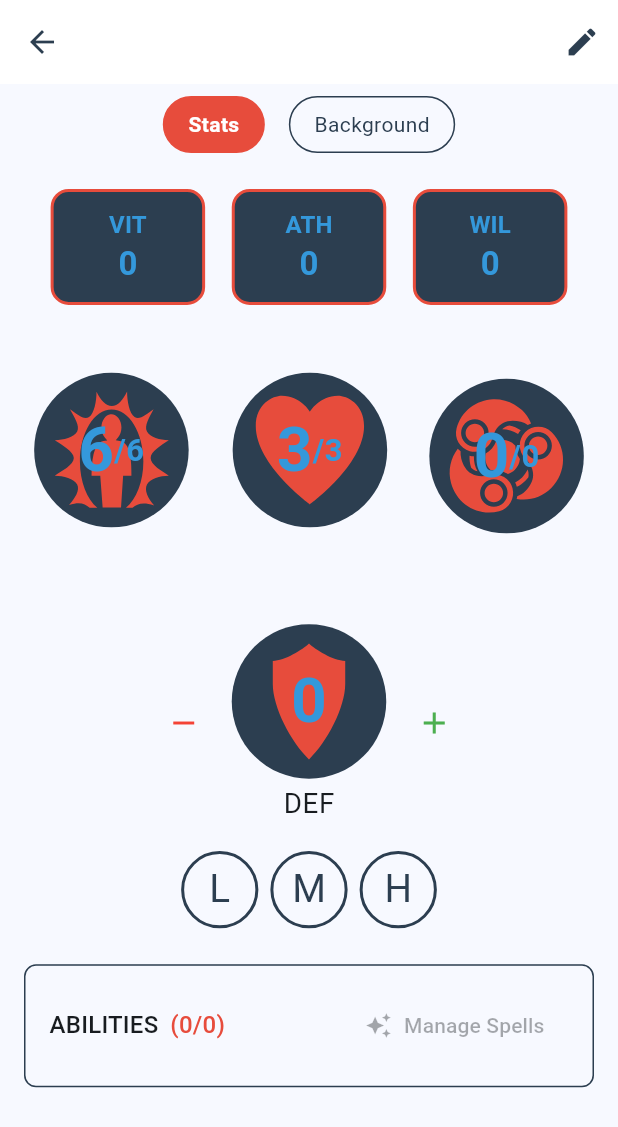
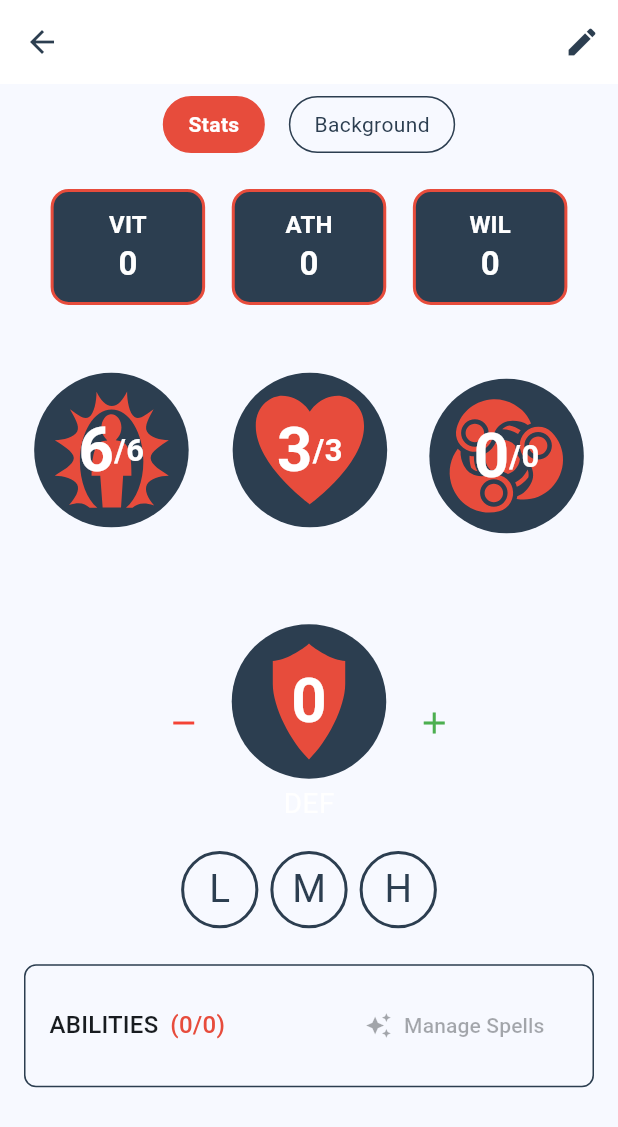
Before and after one commit to remideboer/titterpig, a Flutter app: the CharacterSheetScreen screen opened directly with empty values, on a phone screen of 412 x 824 dp. Shown: the top 1127 px of the screen. Run offline on Flutter 3.47's test engine with Material 3 defaults, Android fonts, the phone set to English and light mode, and no system bars; our stand-ins replace audioplayers, flutter_riverpod, flutter_svg, freezed_annotation, google_sign_in, shared_preferences; missing offline and left inert: googleapis; accounts and stored records are empty.

Commit message:
style(ui): standardize stat display text colors
               Update all stat display text colors to white for better readability.

               - Changed main stat (VIT, ATH, WIL) text colors to white
               - Updated derived stat (HP, LIFE, DEF) text colors to white
               - Standardized temp HP and max value text colors
               - Maintained existing font sizes and weights
               - Improved overall visual consistency

               Related to BR-08 (Character Stats and Power Management)

```diff
--- a/lib/screens/character_sheet_screen.dart
+++ b/lib/screens/character_sheet_screen.dart
@@ -658,6 +658,7 @@ class _CharacterSheetScreenState extends State<CharacterSheetScreen> {
             'DEF',
             style: Theme.of(context).textTheme.bodySmall?.copyWith(
               fontSize: size * 0.18,
+              color: Colors.white,
             ),
           ),
         ],
@@ -763,6 +764,7 @@ class _CharacterSheetScreenState extends State<CharacterSheetScreen> {
                           tempValue.toString(),
                           style: Theme.of(context).textTheme.titleMedium?.copyWith(
                             fontSize: size * 0.3,
+                            color: Colors.white,
                           ),
                         ),
                       ),
@@ -801,6 +803,7 @@ class _CharacterSheetScreenState extends State<CharacterSheetScreen> {
                           value.toString(),
                           style: Theme.of(context).textTheme.titleMedium?.copyWith(
                             fontSize: size * 0.3,
+                            color: Colors.white,
                           ),
                         ),
                         const SizedBox(height: 2),
@@ -808,6 +811,7 @@ class _CharacterSheetScreenState extends State<CharacterSheetScreen> {
                           '/${value.maxString}',
                           style: Theme.of(context).textTheme.bodySmall?.copyWith(
                             fontSize: size * 0.18,
+                            color: Colors.white,
                           ),
                         ),
                       ],
@@ -827,6 +831,7 @@ class _CharacterSheetScreenState extends State<CharacterSheetScreen> {
                   label,
                   style: Theme.of(context).textTheme.bodySmall?.copyWith(
                     fontSize: size * 0.18,
+                    color: Colors.white,
                   ),
                 ),
               ),
@@ -893,14 +898,14 @@ class _CharacterSheetScreenState extends State<CharacterSheetScreen> {
           Text(
             label,
             style: Theme.of(context).textTheme.titleMedium?.copyWith(
-              color: AppTheme.accentColor,
+              color: Colors.white,
               fontWeight: FontWeight.bold,
             ),
           ),
           Text(
             value.toString(),
             style: Theme.of(context).textTheme.titleLarge?.copyWith(
-              color: AppTheme.accentColor,
+              color: Colors.white,
               fontWeight: FontWeight.bold,
             ),
           ),
--- a/lib/widgets/single_value_icon.dart
+++ b/lib/widgets/single_value_icon.dart
@@ -25,7 +25,7 @@ class SingleValueIcon extends BaseValueIcon {
     return Text(
       value.toString(),
       style: textStyle ?? Theme.of(context).textTheme.titleLarge?.copyWith(
-            color: AppTheme.accentColor,
+            color: Colors.white,
             fontWeight: FontWeight.bold,
             fontSize: size * 0.4,
           ),
--- a/lib/widgets/stat_value_icon.dart
+++ b/lib/widgets/stat_value_icon.dart
@@ -24,7 +24,7 @@ class StatValueIcon extends BaseValueIcon {
         Text(
           value.toString(),
           style: textStyle ?? Theme.of(context).textTheme.titleLarge?.copyWith(
-                color: AppTheme.accentColor,
+                color: Colors.white,
                 fontWeight: FontWeight.bold,
                 fontSize: size * 0.4,
               ),
@@ -33,7 +33,7 @@ class StatValueIcon extends BaseValueIcon {
         Text(
           '/${value.maxString}',
           style: Theme.of(context).textTheme.bodySmall?.copyWith(
-                    color: AppTheme.accentColor, // 0.7 * 255 ≈ 179
+                color: Colors.white,
                 fontWeight: FontWeight.bold,
                 fontSize: size * 0.2,
               ),
```
Lines whose indentation alone changed are shown as unchanged.
